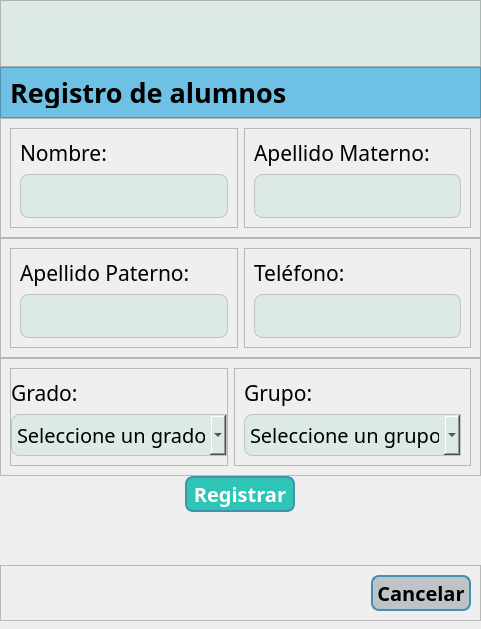
This is interfaces/regAlumn.ui in NotEruma/Scholary_Project as Qt 5 draws it before an edit. The edited form follows.
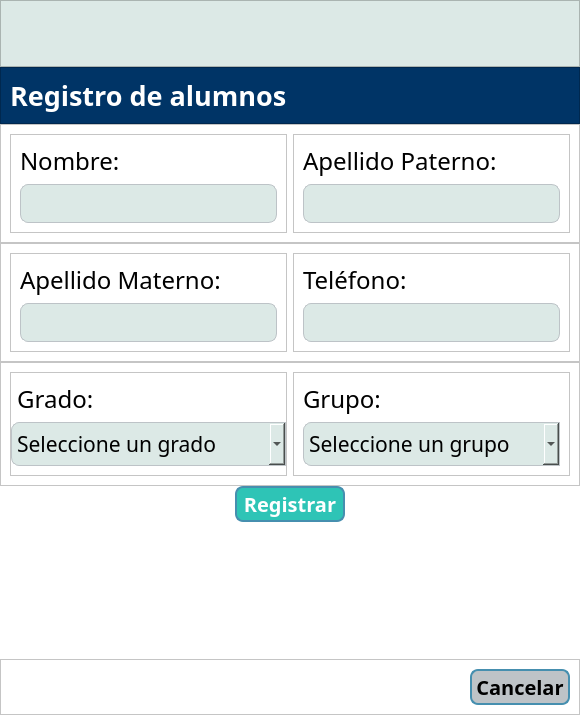
This is the edited form. Icons and pictures are not drawn.

What changed in the file:
```diff
--- a/interfaces/regAlumn.ui
+++ b/interfaces/regAlumn.ui
@@ -6,8 +6,8 @@
    <rect>
     <x>0</x>
     <y>0</y>
-    <width>444</width>
-    <height>629</height>
+    <width>580</width>
+    <height>723</height>
    </rect>
   </property>
   <property name="font">
@@ -16,7 +16,10 @@
    </font>
   </property>
   <property name="windowTitle">
-   <string>Dialog</string>
+   <string>Registro de Alumnos</string>
+  </property>
+  <property name="styleSheet">
+   <string notr="true">background:#ffffff;</string>
   </property>
   <layout class="QVBoxLayout" name="verticalLayout_8">
    <property name="spacing">
@@ -142,7 +145,8 @@
       </size>
      </property>
      <property name="styleSheet">
-      <string notr="true">background-color:#6EC1E4</string>
+      <string notr="true"> background:#003466;
+</string>
      </property>
      <property name="frameShape">
       <enum>QFrame::StyledPanel</enum>
@@ -164,6 +168,9 @@
         <property name="styleSheet">
          <string notr="true">qproperty-alignment: 'AlignCenter';
 background: transparent;
+color:#ffffff;
+font-weight: bold;
+
 </string>
         </property>
         <property name="text">
@@ -197,7 +204,7 @@
            <property name="font">
             <font>
              <family>Corbel</family>
-             <pointsize>16</pointsize>
+             <pointsize>18</pointsize>
             </font>
            </property>
            <property name="styleSheet">
@@ -247,19 +254,19 @@
            <property name="font">
             <font>
              <family>Corbel</family>
-             <pointsize>16</pointsize>
+             <pointsize>18</pointsize>
             </font>
            </property>
            <property name="styleSheet">
             <string notr="true">color:#000000;</string>
            </property>
            <property name="text">
-            <string>Apellido Materno:</string>
+            <string>Apellido Paterno:</string>
            </property>
           </widget>
          </item>
          <item>
-          <widget class="QLineEdit" name="LApellidoM">
+          <widget class="QLineEdit" name="LApellidoP_2">
            <property name="font">
             <font>
              <pointsize>16</pointsize>
@@ -309,19 +316,19 @@
            <property name="font">
             <font>
              <family>Corbel</family>
-             <pointsize>16</pointsize>
+             <pointsize>18</pointsize>
             </font>
            </property>
            <property name="styleSheet">
             <string notr="true"/>
            </property>
            <property name="text">
-            <string>Apellido Paterno:</string>
+            <string>Apellido Materno:</string>
            </property>
           </widget>
          </item>
          <item>
-          <widget class="QLineEdit" name="LApellidoP">
+          <widget class="QLineEdit" name="LApellidoM">
            <property name="font">
             <font>
              <pointsize>16</pointsize>
@@ -358,7 +365,7 @@
            <property name="font">
             <font>
              <family>Corbel</family>
-             <pointsize>16</pointsize>
+             <pointsize>18</pointsize>
             </font>
            </property>
            <property name="styleSheet">
@@ -425,17 +432,23 @@
          </property>
          <item>
           <widget class="QLabel" name="label_6">
+           <property name="minimumSize">
+            <size>
+             <width>257</width>
+             <height>0</height>
+            </size>
+           </property>
            <property name="font">
             <font>
              <family>Corbel</family>
-             <pointsize>16</pointsize>
+             <pointsize>18</pointsize>
             </font>
            </property>
            <property name="styleSheet">
             <string notr="true"/>
            </property>
            <property name="text">
-            <string>Grado:</string>
+            <string> Grado:</string>
            </property>
           </widget>
          </item>
@@ -444,7 +457,7 @@
            <property name="font">
             <font>
              <family>Corbel</family>
-             <pointsize>15</pointsize>
+             <pointsize>16</pointsize>
             </font>
            </property>
            <property name="styleSheet">
@@ -498,7 +511,7 @@
            <property name="font">
             <font>
              <family>Corbel</family>
-             <pointsize>16</pointsize>
+             <pointsize>18</pointsize>
             </font>
            </property>
            <property name="styleSheet">
@@ -514,7 +527,7 @@
            <property name="font">
             <font>
              <family>Corbel</family>
-             <pointsize>15</pointsize>
+             <pointsize>16</pointsize>
             </font>
            </property>
            <property name="styleSheet">
@@ -615,7 +628,7 @@
      <property name="minimumSize">
       <size>
        <width>0</width>
-       <height>26</height>
+       <height>50</height>
       </size>
      </property>
      <property name="font">
```
